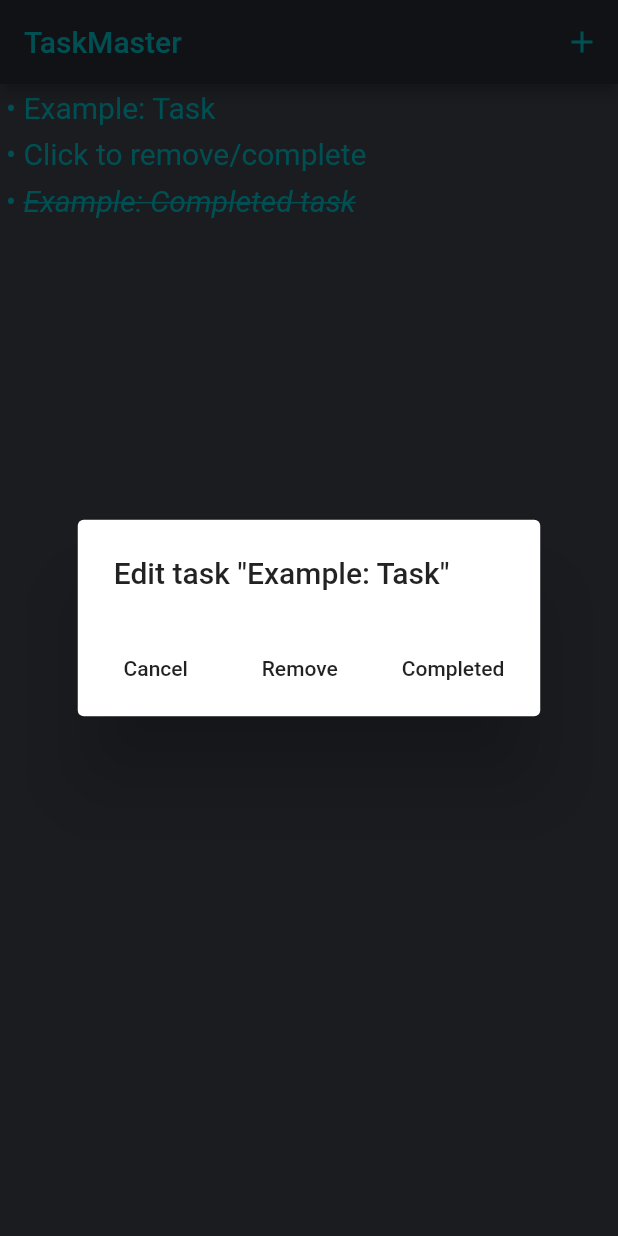
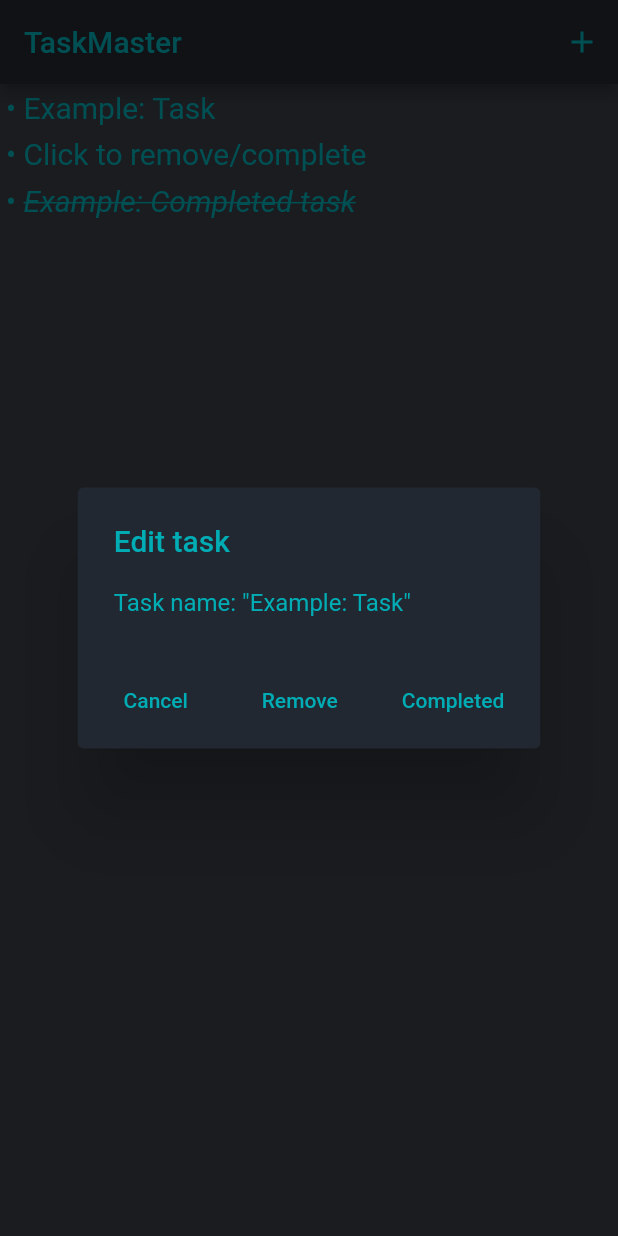
Before and after one commit to wesolowskidawid/todo_app, a Flutter app: the screen it shows after launch, after a tap on an icon or button, on a phone screen of 412 x 824 dp. Run offline on Flutter 3.47's test engine with Material 2 defaults, Android fonts, the phone set to English and light mode, and no system bars; Roboto replaces fonts that are missing (Arial).

Commit message:
Fix: adding tasks

```diff
--- a/lib/main.dart
+++ b/lib/main.dart
@@ -84,12 +84,13 @@ class _MyHomePageState extends State<MyHomePage> {
     });
   }
 
-  void showAddAlert() {
+  void showAddAlert(String error) {
     String inputValue = "";
 
     showDialog(
       context: context,
       builder: (BuildContext context) {
+        if(error == "") {
           return AlertDialog(
             title: const Text(
               'Add a new task',
@@ -109,14 +110,95 @@ class _MyHomePageState extends State<MyHomePage> {
               FlatButton(
                 onPressed: () {
                   Navigator.of(context).pop();
+                  bool repeatedError = false;
+                  bool emptyError = false;
+                  for(Task task in taskList) {
+                    if(task.getName() == inputValue) {
+                      repeatedError = true;
+                      break;
+                    }
+                  }
+                  if(inputValue == "") {
+                    emptyError = true;
+                  }
+                  if(!repeatedError && !emptyError) {
                     addItem(Task(inputValue, 0));
-                // TODO check if task != null
-                // TODO tasks cant have the same name
+                  }
+                  else {
+                    if(emptyError) {
+                      showAddAlert("Please put a task name");
+                    }
+                    else if(repeatedError) {
+                      showAddAlert("There is a task with this name");
+                    }
+                  }
                 },
                 child: const Text('OK'),
               ),
             ],
           );
+        }
+        else {
+          return AlertDialog(
+            title: const Text(
+              'Add a new task',
+            ),
+            content: Column(
+              mainAxisSize: MainAxisSize.min,
+              children: [
+                TextField(
+                  onChanged: (value) {
+                    inputValue = value;
+                  },
+                  decoration: const InputDecoration(hintText: 'Enter task name'),
+                ),
+                const SizedBox(height: 16,),
+                Text(
+                    'Error: $error',
+                    style: const TextStyle(
+                      color: Colors.red,
+                    ),
+                ),
+              ],
+            ),
+            actions: <Widget>[
+              FlatButton(
+                onPressed: () {
+                  Navigator.of(context).pop();
+                },
+                child: const Text('Cancel'),
+              ),
+              FlatButton(
+                onPressed: () {
+                  Navigator.of(context).pop();
+                  bool repeatedError = false;
+                  bool emptyError = false;
+                  for(Task task in taskList) {
+                    if(task.getName() == inputValue) {
+                      repeatedError = true;
+                      break;
+                    }
+                  }
+                  if(inputValue == "") {
+                    emptyError = true;
+                  }
+                  if(!repeatedError && !emptyError) {
+                    addItem(Task(inputValue, 0));
+                  }
+                  else {
+                    if(emptyError) {
+                      showAddAlert("Please put a task name");
+                    }
+                    else if(repeatedError) {
+                      showAddAlert("There is a task with this name");
+                    }
+                  }
+                },
+                child: const Text('OK'),
+              ),
+            ],
+          );
+        }
       }
     );
   }
@@ -134,29 +216,54 @@ class _MyHomePageState extends State<MyHomePage> {
         context: context,
         builder: (BuildContext context) {
           return AlertDialog(
-            title: Text(
-              'Edit task \"$taskName\"',
+            backgroundColor: const Color(0xff222831),
+            title: const Text(
+              'Edit task',
+              style: TextStyle(
+                color: Color(0xff00adb5),
+              ),
+            ),
+            content: Text(
+              'Task name: "$taskName"',
+              style: const TextStyle(
+                color: Color(0xff00adb5),
+              ),
             ),
             actions: <Widget>[
               FlatButton(
                 onPressed: () {
                   Navigator.of(context).pop();
                 },
-                child: const Text('Cancel'),
+                child: const Text(
+                    'Cancel',
+                    style: TextStyle(
+                      color: Color(0xff00adb5),
+                    ),
+                ),
               ),
               FlatButton(
                 onPressed: () {
                   Navigator.of(context).pop();
                   removeItem(task);
                 },
-                child: const Text('Remove'),
+                child: const Text(
+                    'Remove',
+                    style: TextStyle(
+                      color: Color(0xff00adb5),
+                    ),
+                ),
               ),
               FlatButton(
                 onPressed: () {
                   Navigator.of(context).pop();
                   changeState(task);
                 },
-                child: Text(compl),
+                child: Text(
+                    compl,
+                    style: const TextStyle(
+                      color: Color(0xff00adb5),
+                    ),
+                ),
               ),
             ],
           );
@@ -182,7 +289,7 @@ class _MyHomePageState extends State<MyHomePage> {
               color: Color(0xff00adb5)
             ),
             onPressed: () {
-              showAddAlert();
+              showAddAlert("");
             },
           ),
         ],
```
Lines whose indentation alone changed are shown as unchanged.
